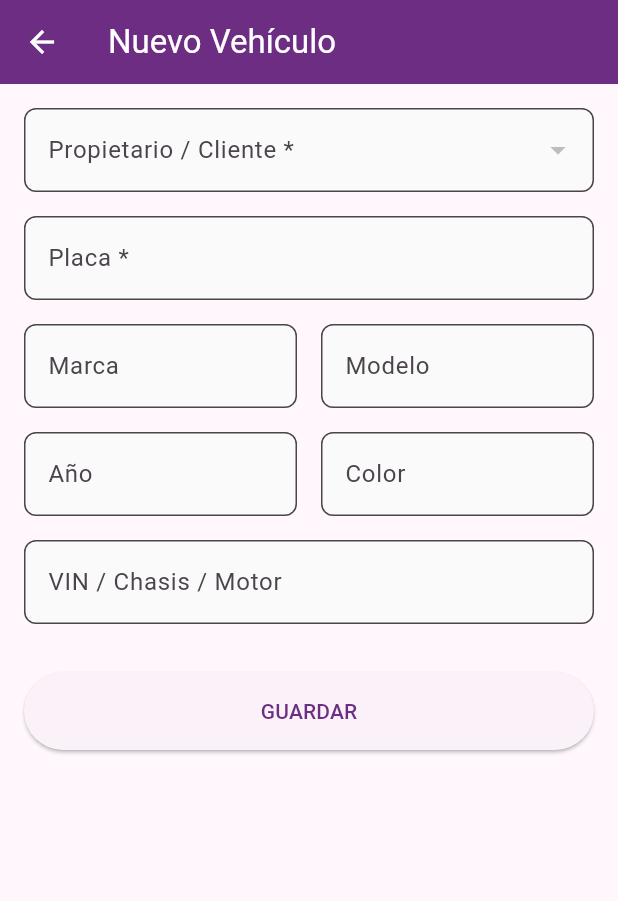
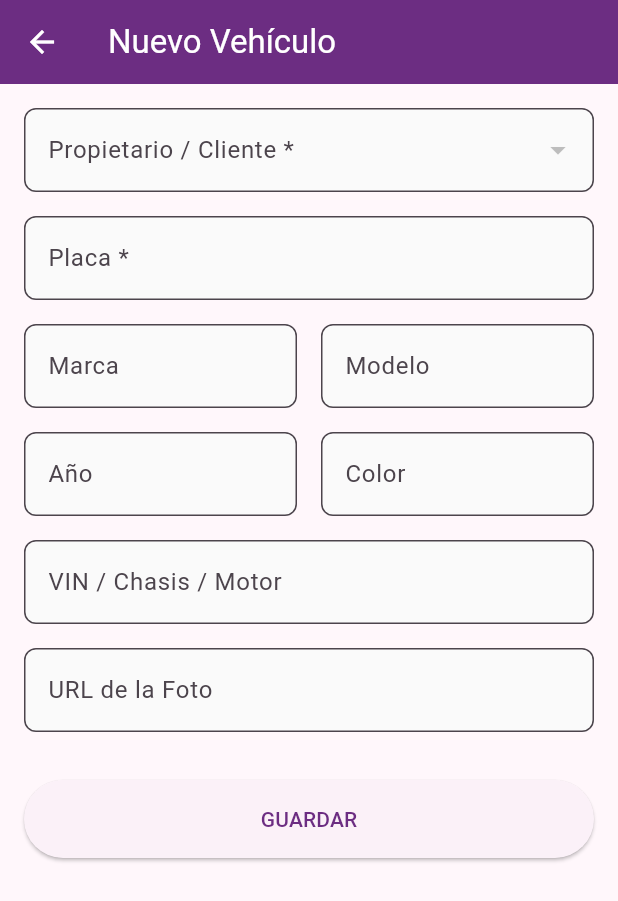
Before and after one commit to RiyanPC/marron_motors, a Flutter app: the VehiculoFormPage screen opened directly, on a phone screen of 412 x 824 dp. Shown: the top 901 px of the screen. Run offline on Flutter 3.47's test engine with Material 3 defaults, Android fonts, the phone set to English and light mode, and no system bars; network calls fail.

Commit message:
feat: Añadir campo añadir foto vehiculos

```diff
--- a/lib/models/vehiculo.dart
+++ b/lib/models/vehiculo.dart
@@ -8,6 +8,7 @@ class Vehiculo {
   final String anio;
   final String color;
   final String vin;
+  final String foto;
   final String cliNombre;
 
   Vehiculo({
@@ -20,6 +21,7 @@ class Vehiculo {
     required this.anio,
     required this.color,
     required this.vin,
+    this.foto = '',
     this.cliNombre = '',
   });
 
@@ -34,6 +36,7 @@ class Vehiculo {
       anio: json['veh_anio']?.toString() ?? '',
       color: json['veh_color'] ?? '',
       vin: json['veh_vin'] ?? '',
+      foto: json['veh_foto'] ?? '',
       cliNombre: json['cli_nombre'] ?? '',
     );
   }
@@ -49,6 +52,7 @@ class Vehiculo {
       'veh_anio': anio,
       'veh_color': color,
       'veh_vin': vin,
+      'veh_foto': foto,
     };
   }
 }
--- a/lib/ui/pages/vehiculo_form_page.dart
+++ b/lib/ui/pages/vehiculo_form_page.dart
@@ -23,6 +23,7 @@ class _VehiculoFormPageState extends State<VehiculoFormPage> {
   late TextEditingController _anioController;
   late TextEditingController _colorController;
   late TextEditingController _vinController;
+  late TextEditingController _fotoController;
 
   List<Cliente> _clientes = [];
   String? _selectedClienteId;
@@ -36,6 +37,7 @@ class _VehiculoFormPageState extends State<VehiculoFormPage> {
     _anioController = TextEditingController(text: widget.vehiculo?.anio);
     _colorController = TextEditingController(text: widget.vehiculo?.color);
     _vinController = TextEditingController(text: widget.vehiculo?.vin);
+    _fotoController = TextEditingController(text: widget.vehiculo?.foto);
     _selectedClienteId = widget.vehiculo?.cliId;
     _loadClientes();
   }
@@ -75,6 +77,7 @@ class _VehiculoFormPageState extends State<VehiculoFormPage> {
       anio: _anioController.text,
       color: _colorController.text,
       vin: _vinController.text,
+      foto: _fotoController.text,
     );
 
     try {
@@ -185,6 +188,14 @@ class _VehiculoFormPageState extends State<VehiculoFormPage> {
                         labelText: 'VIN / Chasis / Motor',
                       ),
                     ),
+                    const SizedBox(height: 16),
+                    TextFormField(
+                      controller: _fotoController,
+                      decoration: const InputDecoration(
+                        labelText: 'URL de la Foto',
+                        hintText: 'https://ejemplo.com/foto.jpg',
+                      ),
+                    ),
                     const SizedBox(height: 32),
                     ElevatedButton(
                       onPressed: _saving ? null : _save,
```
Also changed, not shown: lib/ui/pages/vehiculo_detalle_page.dart (+13 -1 lines), 1 other file.
